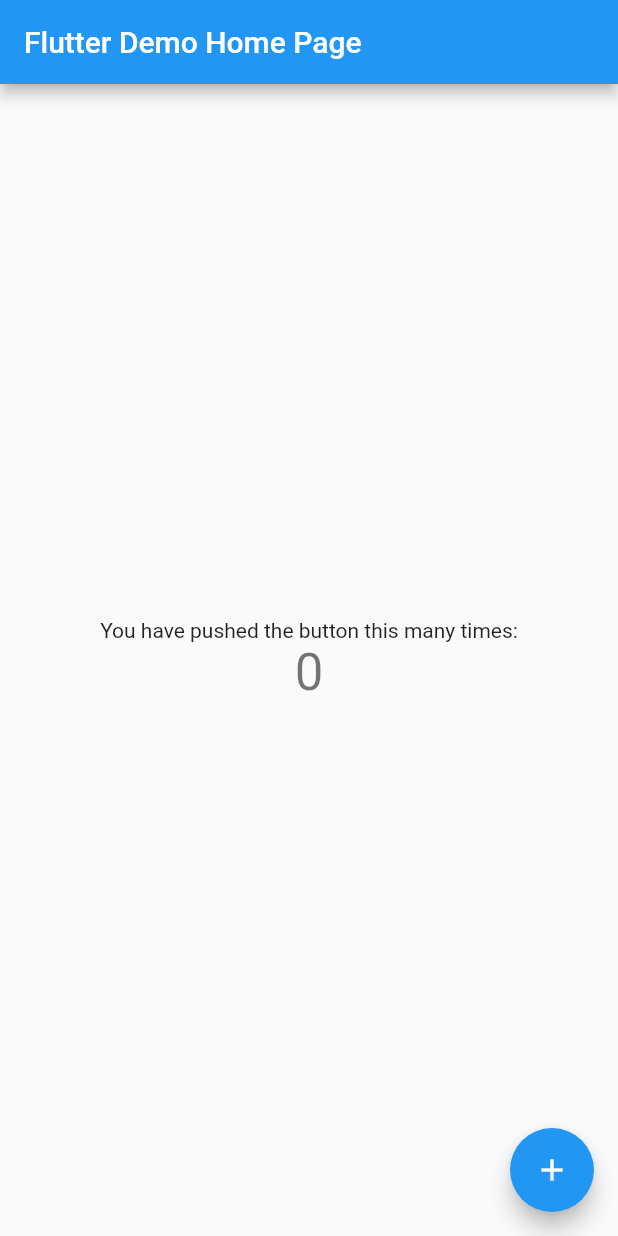
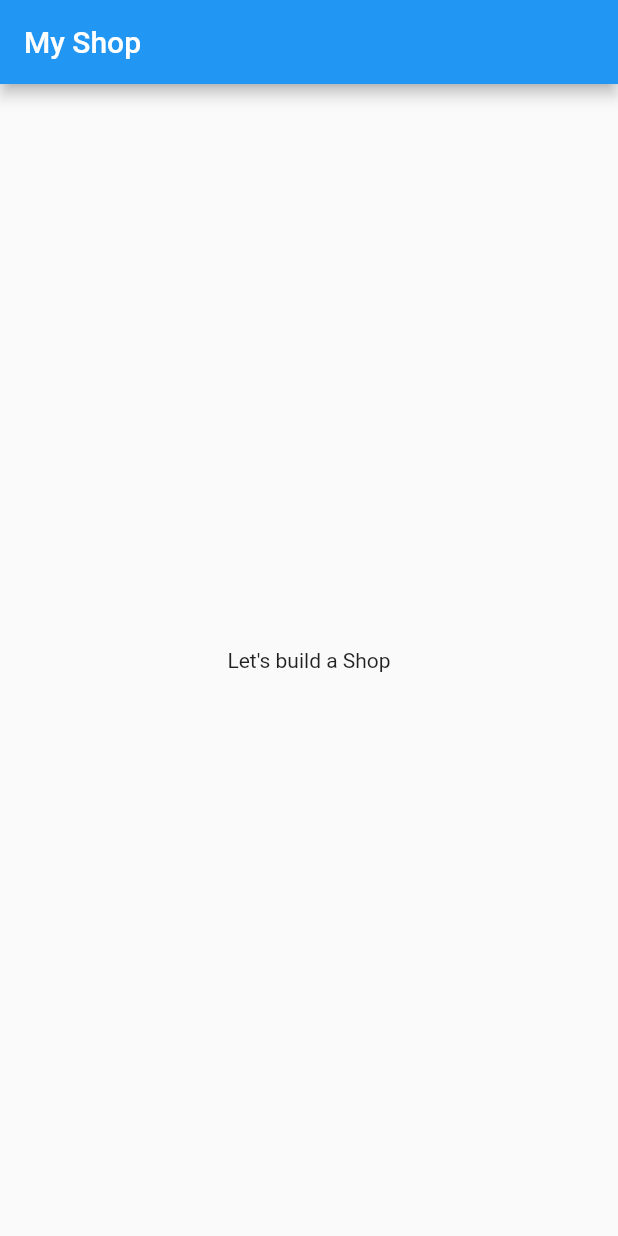
Before and after one commit to naveedjamali/shop, a Flutter app: the screen it shows after launch, on a phone screen of 412 x 824 dp. Run offline on Flutter 3.47's test engine with Material 2 defaults, Android fonts, the phone set to English and light mode, and no system bars.

Commit message:
init
Flutter Project initiated for development

```diff
--- a/lib/main.dart
+++ b/lib/main.dart
@@ -9,109 +9,26 @@ class MyApp extends StatelessWidget {
   @override
   Widget build(BuildContext context) {
     return MaterialApp(
-      title: 'Flutter Demo',
+      title: 'My Shop',
       theme: ThemeData(
-        // This is the theme of your application.
-        //
-        // Try running your application with "flutter run". You'll see the
-        // application has a blue toolbar. Then, without quitting the app, try
-        // changing the primarySwatch below to Colors.green and then invoke
-        // "hot reload" (press "r" in the console where you ran "flutter run",
-        // or simply save your changes to "hot reload" in a Flutter IDE).
-        // Notice that the counter didn't reset back to zero; the application
-        // is not restarted.
         primarySwatch: Colors.blue,
-        // This makes the visual density adapt to the platform that you run
-        // the app on. For desktop platforms, the controls will be smaller and
-        // closer together (more dense) than on mobile platforms.
         visualDensity: VisualDensity.adaptivePlatformDensity,
       ),
-      home: MyHomePage(title: 'Flutter Demo Home Page'),
+      home: MyHomePage(),
     );
   }
 }
 
-class MyHomePage extends StatefulWidget {
-  MyHomePage({Key key, this.title}) : super(key: key);
-
-  // This widget is the home page of your application. It is stateful, meaning
-  // that it has a State object (defined below) that contains fields that affect
-  // how it looks.
-
-  // This class is the configuration for the state. It holds the values (in this
-  // case the title) provided by the parent (in this case the App widget) and
-  // used by the build method of the State. Fields in a Widget subclass are
-  // always marked "final".
-
-  final String title;
-
-  @override
-  _MyHomePageState createState() => _MyHomePageState();
-}
-
-class _MyHomePageState extends State<MyHomePage> {
-  int _counter = 0;
-
-  void _incrementCounter() {
-    setState(() {
-      // This call to setState tells the Flutter framework that something has
-      // changed in this State, which causes it to rerun the build method below
-      // so that the display can reflect the updated values. If we changed
-      // _counter without calling setState(), then the build method would not be
-      // called again, and so nothing would appear to happen.
-      _counter++;
-    });
-  }
-
+class MyHomePage extends StatelessWidget {
   @override
   Widget build(BuildContext context) {
-    // This method is rerun every time setState is called, for instance as done
-    // by the _incrementCounter method above.
-    //
-    // The Flutter framework has been optimized to make rerunning build methods
-    // fast, so that you can just rebuild anything that needs updating rather
-    // than having to individually change instances of widgets.
     return Scaffold(
       appBar: AppBar(
-        // Here we take the value from the MyHomePage object that was created by
-        // the App.build method, and use it to set our appbar title.
-        title: Text(widget.title),
+        title: Text('My Shop'),
       ),
       body: Center(
-        // Center is a layout widget. It takes a single child and positions it
-        // in the middle of the parent.
-        child: Column(
-          // Column is also a layout widget. It takes a list of children and
-          // arranges them vertically. By default, it sizes itself to fit its
-          // children horizontally, and tries to be as tall as its parent.
-          //
-          // Invoke "debug painting" (press "p" in the console, choose the
-          // "Toggle Debug Paint" action from the Flutter Inspector in Android
-          // Studio, or the "Toggle Debug Paint" command in Visual Studio Code)
-          // to see the wireframe for each widget.
-          //
-          // Column has various properties to control how it sizes itself and
-          // how it positions its children. Here we use mainAxisAlignment to
-          // center the children vertically; the main axis here is the vertical
-          // axis because Columns are vertical (the cross axis would be
-          // horizontal).
-          mainAxisAlignment: MainAxisAlignment.center,
-          children: <Widget>[
-            Text(
-              'You have pushed the button this many times:',
-            ),
-            Text(
-              '$_counter',
-              style: Theme.of(context).textTheme.headline4,
-            ),
-          ],
-        ),
+        child: Text('Let\'s build a Shop'),
       ),
-      floatingActionButton: FloatingActionButton(
-        onPressed: _incrementCounter,
-        tooltip: 'Increment',
-        child: Icon(Icons.add),
-      ), // This trailing comma makes auto-formatting nicer for build methods.
     );
   }
 }
```
